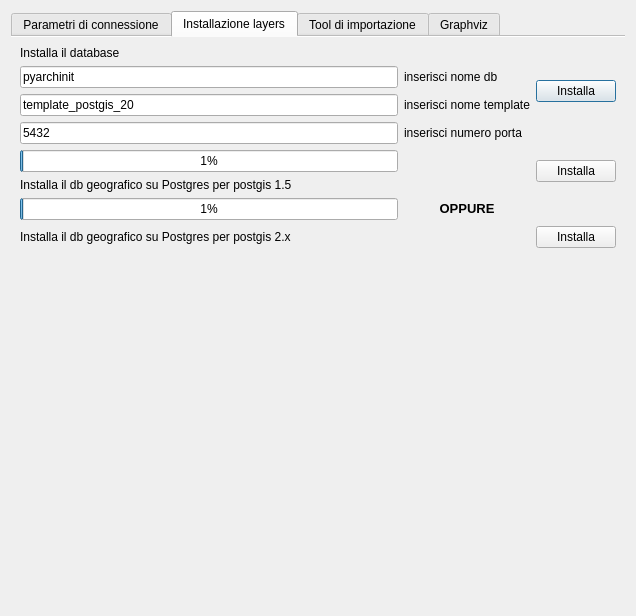
The window that gui/ui/pyarchinitConfigDialog.ui (pyarchinit/pyarchinit) describes before a commit, drawn with Qt 5.
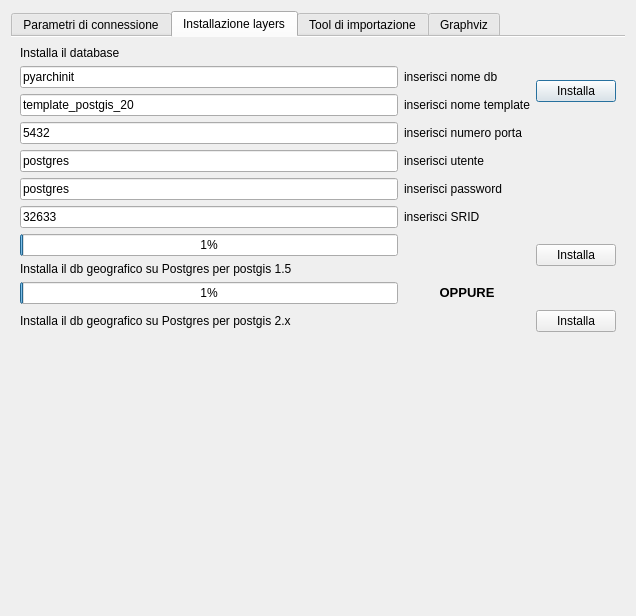
The same window after the commit. The open tabs and pages were chosen to show the change. Icons and pictures are not drawn.

Patch:
```diff
--- a/gui/ui/pyarchinitConfigDialog.ui
+++ b/gui/ui/pyarchinitConfigDialog.ui
@@ -317,6 +317,32 @@
        <string>Installazione layers</string>
       </attribute>
       <layout class="QGridLayout" name="gridLayout_3">
+       <item row="9" column="0">
+        <widget class="QProgressBar" name="pyarchinit_progressBar_template">
+         <property name="value">
+          <number>1</number>
+         </property>
+         <property name="alignment">
+          <set>Qt::AlignCenter</set>
+         </property>
+         <property name="orientation">
+          <enum>Qt::Horizontal</enum>
+         </property>
+         <property name="invertedAppearance">
+          <bool>false</bool>
+         </property>
+         <property name="textDirection">
+          <enum>QProgressBar::BottomToTop</enum>
+         </property>
+        </widget>
+       </item>
+       <item row="9" column="1">
+        <widget class="QLabel" name="label_14">
+         <property name="text">
+          <string>&lt;html&gt;&lt;head/&gt;&lt;body&gt;&lt;p align=&quot;center&quot;&gt;&lt;span style=&quot; font-size:10pt; font-weight:600;&quot;&gt;OPPURE&lt;/span&gt;&lt;/p&gt;&lt;/body&gt;&lt;/html&gt;</string>
+         </property>
+        </widget>
+       </item>
        <item row="0" column="0">
         <widget class="QLabel" name="label_6">
          <property name="text">
@@ -324,19 +350,20 @@
          </property>
         </widget>
        </item>
-       <item row="1" column="0">
-        <widget class="QLineEdit" name="lineEdit_dbname">
-         <property name="inputMethodHints">
-          <set>Qt::ImhNone</set>
-         </property>
+       <item row="8" column="0">
+        <widget class="QLabel" name="label_8">
          <property name="text">
-          <string>pyarchinit</string>
+          <string>Installa il db geografico su Postgres per postgis 1.5</string>
          </property>
-         <property name="dragEnabled">
-          <bool>false</bool>
+        </widget>
+       </item>
+       <item row="4" column="1">
+        <widget class="QLabel" name="label_31">
+         <property name="toolTip">
+          <string>&lt;html&gt;&lt;head/&gt;&lt;body&gt;&lt;p&gt;&lt;span style=&quot; font-size:10pt;&quot;&gt;puoi inserire il numero di porta differente&lt;/span&gt;&lt;/p&gt;&lt;/body&gt;&lt;/html&gt;</string>
          </property>
-         <property name="readOnly">
-          <bool>false</bool>
+         <property name="text">
+          <string>inserisci utente</string>
          </property>
         </widget>
        </item>
@@ -350,13 +377,17 @@
          </property>
         </widget>
        </item>
-       <item row="1" column="2" rowspan="2">
-        <widget class="QPushButton" name="pushButton_crea_database">
-         <property name="enabled">
-          <bool>true</bool>
+       <item row="4" column="0">
+        <widget class="QLineEdit" name="lineEdit_db_user">
+         <property name="text">
+          <string>postgres</string>
          </property>
+        </widget>
+       </item>
+       <item row="5" column="0">
+        <widget class="QLineEdit" name="lineEdit_db_passwd">
          <property name="text">
-          <string>Installa</string>
+          <string>postgres</string>
          </property>
         </widget>
        </item>
@@ -394,27 +425,8 @@
          </property>
         </widget>
        </item>
-       <item row="4" column="0">
-        <widget class="QProgressBar" name="pyarchinit_progressBar_db">
-         <property name="value">
-          <number>1</number>
-         </property>
-         <property name="alignment">
-          <set>Qt::AlignCenter</set>
-         </property>
-         <property name="orientation">
-          <enum>Qt::Horizontal</enum>
-         </property>
-         <property name="invertedAppearance">
-          <bool>false</bool>
-         </property>
-         <property name="textDirection">
-          <enum>QProgressBar::BottomToTop</enum>
-         </property>
-        </widget>
-       </item>
-       <item row="4" column="2" rowspan="2">
-        <widget class="QPushButton" name="pushButton_crea_layer">
+       <item row="1" column="2" rowspan="2">
+        <widget class="QPushButton" name="pushButton_crea_database">
          <property name="enabled">
           <bool>true</bool>
          </property>
@@ -423,47 +435,40 @@
          </property>
         </widget>
        </item>
-       <item row="5" column="0" colspan="2">
-        <widget class="QLabel" name="label_8">
+       <item row="5" column="1">
+        <widget class="QLabel" name="label_32">
+         <property name="toolTip">
+          <string>&lt;html&gt;&lt;head/&gt;&lt;body&gt;&lt;p&gt;&lt;span style=&quot; font-size:10pt;&quot;&gt;puoi inserire il numero di porta differente&lt;/span&gt;&lt;/p&gt;&lt;/body&gt;&lt;/html&gt;</string>
+         </property>
          <property name="text">
-          <string>Installa il db geografico su Postgres per postgis 1.5</string>
+          <string>inserisci password</string>
          </property>
         </widget>
        </item>
-       <item row="6" column="0">
-        <widget class="QProgressBar" name="pyarchinit_progressBar_template">
-         <property name="value">
-          <number>1</number>
+       <item row="1" column="0">
+        <widget class="QLineEdit" name="lineEdit_dbname">
+         <property name="inputMethodHints">
+          <set>Qt::ImhNone</set>
          </property>
-         <property name="alignment">
-          <set>Qt::AlignCenter</set>
+         <property name="text">
+          <string>pyarchinit</string>
          </property>
-         <property name="orientation">
-          <enum>Qt::Horizontal</enum>
+         <property name="dragEnabled">
+          <bool>false</bool>
          </property>
-         <property name="invertedAppearance">
+         <property name="readOnly">
           <bool>false</bool>
          </property>
-         <property name="textDirection">
-          <enum>QProgressBar::BottomToTop</enum>
-         </property>
         </widget>
        </item>
-       <item row="6" column="1">
-        <widget class="QLabel" name="label_14">
-         <property name="text">
-          <string>&lt;html&gt;&lt;head/&gt;&lt;body&gt;&lt;p align=&quot;center&quot;&gt;&lt;span style=&quot; font-size:10pt; font-weight:600;&quot;&gt;OPPURE&lt;/span&gt;&lt;/p&gt;&lt;/body&gt;&lt;/html&gt;</string>
-         </property>
-        </widget>
-       </item>
-       <item row="7" column="0" colspan="2">
+       <item row="10" column="0">
         <widget class="QLabel" name="label_9">
          <property name="text">
           <string>Installa il db geografico su Postgres per postgis 2.x</string>
          </property>
         </widget>
        </item>
-       <item row="7" column="2">
+       <item row="10" column="2">
         <widget class="QPushButton" name="pushButton_crea_layer_2">
          <property name="enabled">
           <bool>true</bool>
@@ -473,7 +478,53 @@
          </property>
         </widget>
        </item>
-       <item row="8" column="1">
+       <item row="6" column="0">
+        <widget class="QLineEdit" name="lineEdit_db_srid">
+         <property name="text">
+          <string>32633</string>
+         </property>
+        </widget>
+       </item>
+       <item row="6" column="1">
+        <widget class="QLabel" name="label_33">
+         <property name="toolTip">
+          <string>&lt;html&gt;&lt;head/&gt;&lt;body&gt;&lt;p&gt;&lt;span style=&quot; font-size:10pt;&quot;&gt;puoi inserire il numero di porta differente&lt;/span&gt;&lt;/p&gt;&lt;/body&gt;&lt;/html&gt;</string>
+         </property>
+         <property name="text">
+          <string>inserisci SRID</string>
+         </property>
+        </widget>
+       </item>
+       <item row="7" column="0">
+        <widget class="QProgressBar" name="pyarchinit_progressBar_db">
+         <property name="value">
+          <number>1</number>
+         </property>
+         <property name="alignment">
+          <set>Qt::AlignCenter</set>
+         </property>
+         <property name="orientation">
+          <enum>Qt::Horizontal</enum>
+         </property>
+         <property name="invertedAppearance">
+          <bool>false</bool>
+         </property>
+         <property name="textDirection">
+          <enum>QProgressBar::BottomToTop</enum>
+         </property>
+        </widget>
+       </item>
+       <item row="7" column="2" rowspan="2">
+        <widget class="QPushButton" name="pushButton_crea_layer">
+         <property name="enabled">
+          <bool>true</bool>
+         </property>
+         <property name="text">
+          <string>Installa</string>
+         </property>
+        </widget>
+       </item>
+       <item row="11" column="0">
         <spacer name="verticalSpacer_2">
          <property name="orientation">
           <enum>Qt::Vertical</enum>
@@ -481,7 +532,7 @@
          <property name="sizeHint" stdset="0">
           <size>
            <width>20</width>
-           <height>259</height>
+           <height>40</height>
           </size>
          </property>
         </spacer>
```
Left out of the diff: 18 changed lines with no effect on the pictures.
